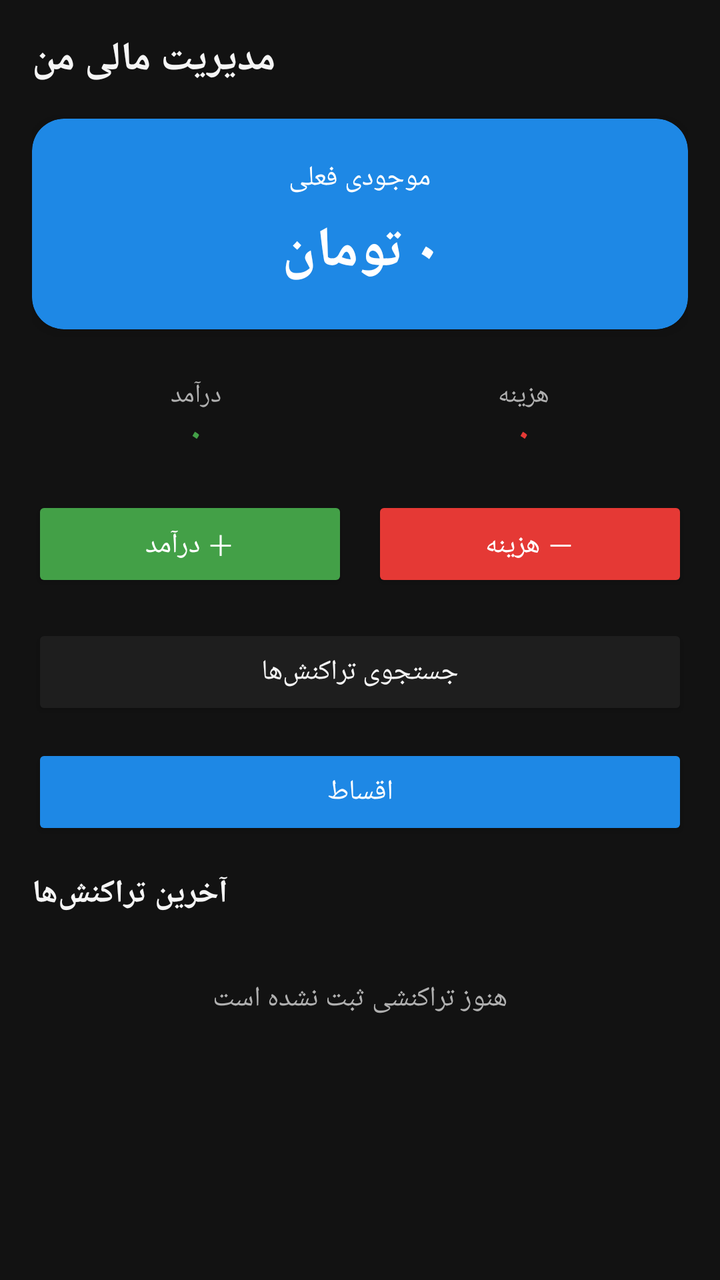
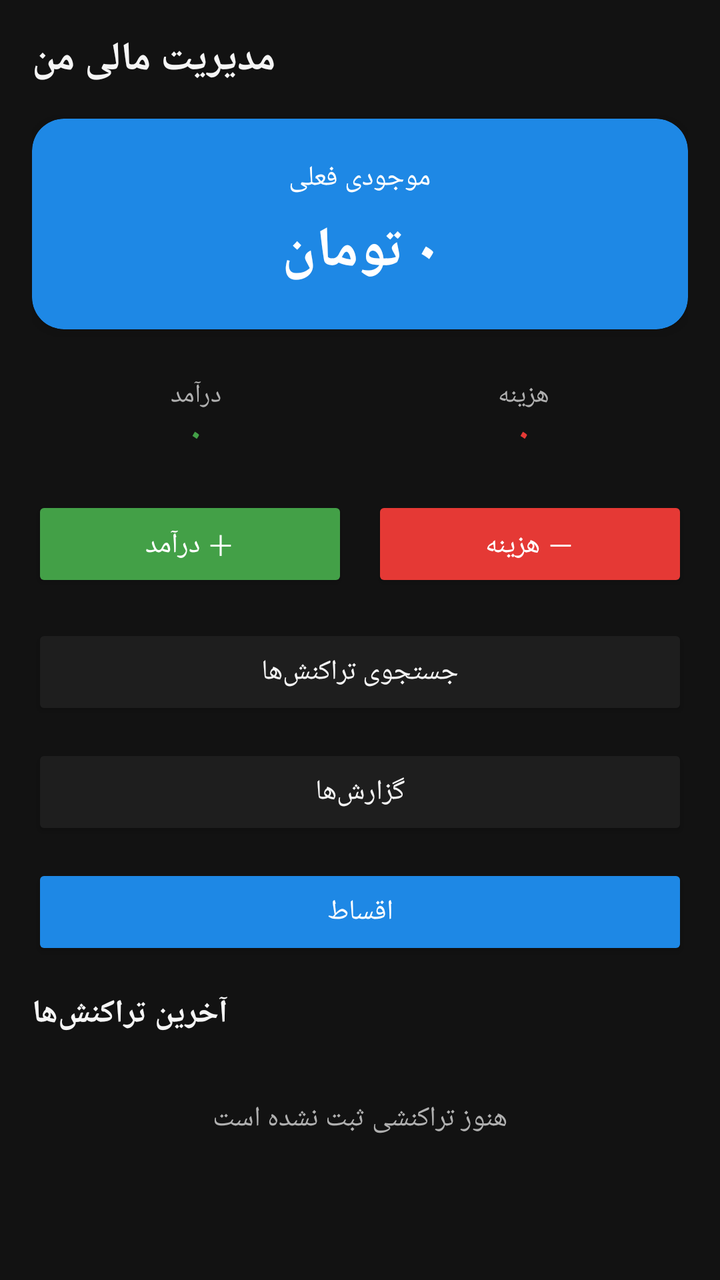

Before-and-after screenshots of an Android layout around one commit, followed by the original layout XML and the change that was made.
<!-- AndroidManifest.xml: application theme Theme.MoneyManager -->
<!-- res/layout/activity_main.xml -->
<?xml version="1.0" encoding="utf-8"?>
<LinearLayout xmlns:android="http://schemas.android.com/apk/res/android"
    android:layout_width="match_parent"
    android:layout_height="match_parent"
    android:layoutDirection="rtl"
    android:orientation="vertical"
    android:background="@color/background"
    android:padding="16dp">

    <TextView
        android:layout_width="wrap_content"
        android:layout_height="wrap_content"
        android:text="@string/app_name"
        android:textSize="20sp"
        android:textStyle="bold"
        android:textColor="@color/text_primary"
        android:layout_marginBottom="16dp" />

    <androidx.cardview.widget.CardView
        android:layout_width="match_parent"
        android:layout_height="wrap_content"
        app:cardCornerRadius="16dp"
        app:cardElevation="4dp"
        app:cardBackgroundColor="@color/primary"
        xmlns:app="http://schemas.android.com/apk/res-auto">

        <LinearLayout
            android:layout_width="match_parent"
            android:layout_height="wrap_content"
            android:orientation="vertical"
            android:padding="20dp"
            android:gravity="center">

            <TextView
                android:layout_width="wrap_content"
                android:layout_height="wrap_content"
                android:text="@string/current_balance"
                android:textColor="@color/white"
                android:textSize="14sp" />

            <TextView
                android:id="@+id/tvBalance"
                android:layout_width="wrap_content"
                android:layout_height="wrap_content"
                android:layout_marginTop="8dp"
                android:text="۰ تومان"
                android:textColor="@color/white"
                android:textSize="28sp"
                android:textStyle="bold" />
        </LinearLayout>
    </androidx.cardview.widget.CardView>

    <LinearLayout
        android:layout_width="match_parent"
        android:layout_height="wrap_content"
        android:orientation="horizontal"
        android:layout_marginTop="12dp">

        <LinearLayout
            android:layout_width="0dp"
            android:layout_height="wrap_content"
            android:layout_weight="1"
            android:orientation="vertical"
            android:gravity="center"
            android:padding="12dp">

            <TextView
                android:layout_width="wrap_content"
                android:layout_height="wrap_content"
                android:text="@string/total_income"
                android:textColor="@color/text_secondary"
                android:textSize="13sp" />

            <TextView
                android:id="@+id/tvIncomeTotal"
                android:layout_width="wrap_content"
                android:layout_height="wrap_content"
                android:text="۰"
                android:textColor="@color/income_green"
                android:textSize="16sp"
                android:textStyle="bold" />
        </LinearLayout>

        <LinearLayout
            android:layout_width="0dp"
            android:layout_height="wrap_content"
            android:layout_weight="1"
            android:orientation="vertical"
            android:gravity="center"
            android:padding="12dp">

            <TextView
                android:layout_width="wrap_content"
                android:layout_height="wrap_content"
                android:text="@string/total_expense"
                android:textColor="@color/text_secondary"
                android:textSize="13sp" />

            <TextView
                android:id="@+id/tvExpenseTotal"
                android:layout_width="wrap_content"
                android:layout_height="wrap_content"
                android:text="۰"
                android:textColor="@color/expense_red"
                android:textSize="16sp"
                android:textStyle="bold" />
        </LinearLayout>
    </LinearLayout>

    <LinearLayout
        android:layout_width="match_parent"
        android:layout_height="wrap_content"
        android:orientation="horizontal"
        android:layout_marginTop="8dp"
        android:layout_marginBottom="16dp">

        <Button
            android:id="@+id/btnAddIncome"
            android:layout_width="0dp"
            android:layout_height="wrap_content"
            android:layout_weight="1"
            android:layout_marginEnd="6dp"
            android:backgroundTint="@color/income_green"
            android:textColor="@color/white"
            android:text="@string/add_income" />

        <Button
            android:id="@+id/btnAddExpense"
            android:layout_width="0dp"
            android:layout_height="wrap_content"
            android:layout_weight="1"
            android:layout_marginStart="6dp"
            android:backgroundTint="@color/expense_red"
            android:textColor="@color/white"
            android:text="@string/add_expense" />
    </LinearLayout>

    <Button
        android:id="@+id/btnSearch"
        android:layout_width="match_parent"
        android:layout_height="wrap_content"
        android:backgroundTint="@color/card_background"
        android:textColor="@color/text_primary"
        android:text="@string/search_title"
        android:layout_marginBottom="12dp" />

    <Button
        android:id="@+id/btnInstallments"
        android:layout_width="match_parent"
        android:layout_height="wrap_content"
        android:backgroundTint="@color/primary"
        android:textColor="@color/white"
        android:text="@string/installments_title"
        android:layout_marginBottom="16dp" />

    <TextView
        android:layout_width="wrap_content"
        android:layout_height="wrap_content"
        android:text="@string/recent_transactions"
        android:textColor="@color/text_primary"
        android:textSize="16sp"
        android:textStyle="bold"
        android:layout_marginBottom="8dp" />

    <TextView
        android:id="@+id/tvEmpty"
        android:layout_width="match_parent"
        android:layout_height="wrap_content"
        android:text="@string/no_transactions"
        android:textColor="@color/text_secondary"
        android:gravity="center"
        android:padding="24dp"
        android:visibility="visible" />

    <androidx.recyclerview.widget.RecyclerView
        android:id="@+id/rvTransactions"
        android:layout_width="match_parent"
        android:layout_height="0dp"
        android:layout_weight="1"
        android:visibility="gone" />

</LinearLayout>
<!-- resources referenced by this layout -->
<resources>
  <color name="background">#121212</color>
  <color name="card_background">#1E1E1E</color>
  <color name="expense_red">#E53935</color>
  <color name="income_green">#43A047</color>
  <color name="primary">#1E88E5</color>
  <color name="text_primary">#F5F5F5</color>
  <color name="text_secondary">#B0B0B0</color>
  <color name="white">#FFFFFF</color>
  <string name="add_expense">－ هزینه</string>
  <string name="add_income">＋ درآمد</string>
  <string name="app_name">مدیریت مالی من</string>
  <string name="current_balance">موجودی فعلی</string>
  <string name="installments_title">اقساط</string>
  <string name="no_transactions">هنوز تراکنشی ثبت نشده است</string>
  <string name="recent_transactions">آخرین تراکنش‌ها</string>
  <string name="search_title">جستجوی تراکنش‌ها</string>
  <string name="total_expense">هزینه</string>
  <string name="total_income">درآمد</string>
  <style name="Theme.MoneyManager" parent="Theme.MaterialComponents.DayNight.NoActionBar">
          <item name="colorPrimary">@color/primary</item>
          <item name="colorPrimaryDark">@color/primary_dark</item>
          <item name="colorAccent">@color/primary</item>
          <item name="android:windowBackground">@color/background</item>
          <item name="android:statusBarColor">@color/primary_dark</item>
      </style>
  <color name="primary_dark">#0D47A1</color>
</resources>

<!-- the commit's change to res/layout/activity_main.xml (unified diff, before → after) -->
@@ -145,6 +145,15 @@
         android:layout_marginBottom="12dp" />
 
     <Button
+        android:id="@+id/btnReports"
+        android:layout_width="match_parent"
+        android:layout_height="wrap_content"
+        android:backgroundTint="@color/card_background"
+        android:textColor="@color/text_primary"
+        android:text="@string/reports_title"
+        android:layout_marginBottom="12dp" />
+
+    <Button
         android:id="@+id/btnInstallments"
         android:layout_width="match_parent"
         android:layout_height="wrap_content"
<!-- resource entries referenced after the edit -->
@@ -15,6 +15,7 @@
   <string name="installments_title">اقساط</string>
   <string name="no_transactions">هنوز تراکنشی ثبت نشده است</string>
   <string name="recent_transactions">آخرین تراکنش‌ها</string>
+  <string name="reports_title">گزارش‌ها</string>
   <string name="search_title">جستجوی تراکنش‌ها</string>
   <string name="total_expense">هزینه</string>
   <string name="total_income">درآمد</string>
